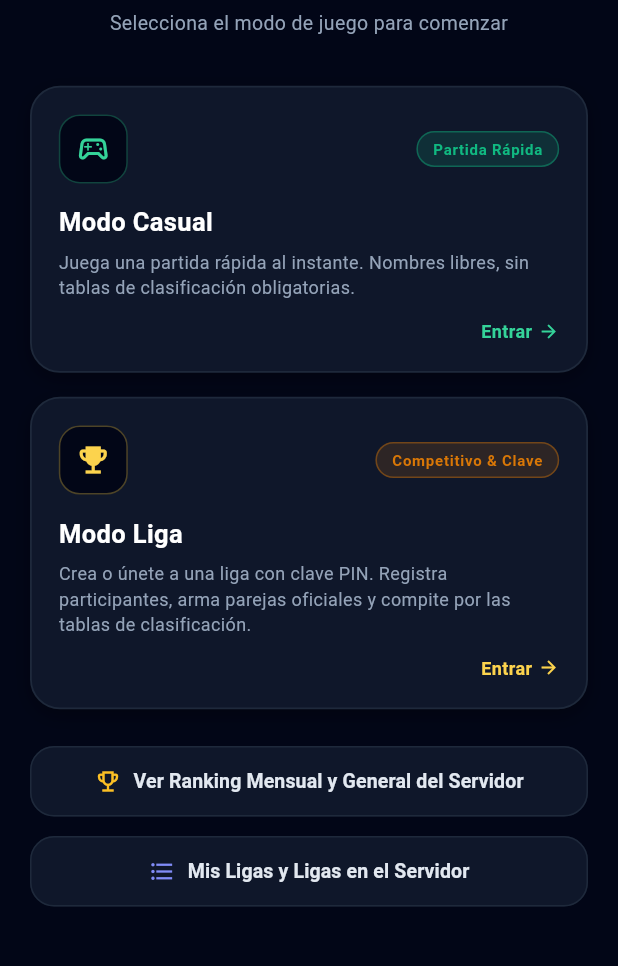
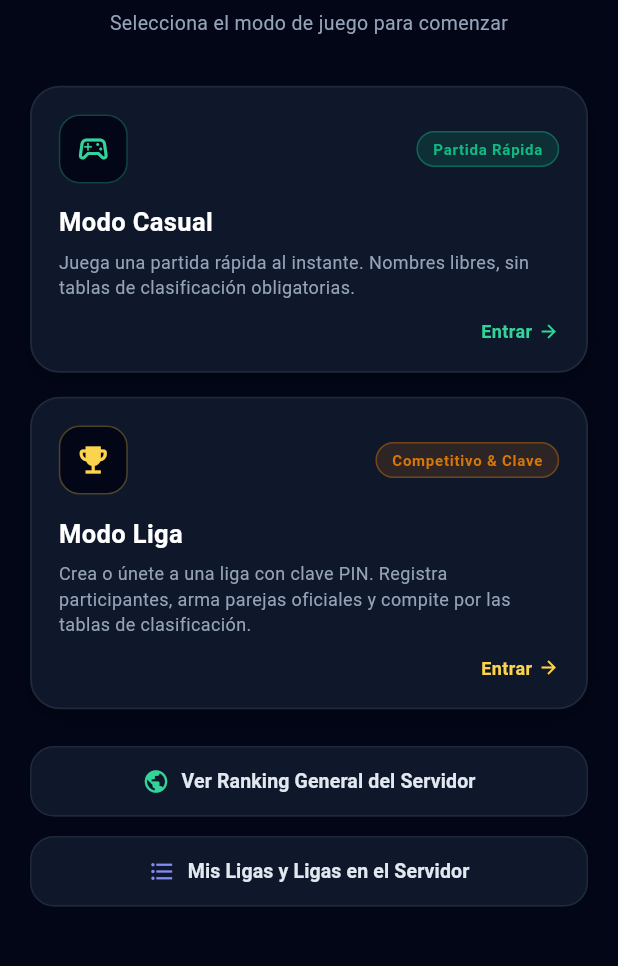
Before and after one commit to ALR1730/domino-score, a Flutter app: the screen it shows after launch, on a phone screen of 412 x 824 dp, the part 267-1233 px from its top. Run offline on Flutter 3.47's test engine with Material 3 defaults, Android fonts, the phone set to English and light mode, and no system bars; our stand-ins replace shared_preferences.

```diff
--- a/lib/screens/mode_selection_screen.dart
+++ b/lib/screens/mode_selection_screen.dart
@@ -128,9 +128,9 @@ class ModeSelectionScreen extends StatelessWidget {
                         ),
                       );
                     },
-                    icon: const Icon(Icons.emoji_events_outlined, size: 18, color: AppColors.amber400),
+                    icon: const Icon(Icons.public, size: 18, color: AppColors.emerald400),
                     label: const Text(
-                      'Ver Ranking Mensual y General del Servidor',
+                      'Ver Ranking General del Servidor',
                       style: TextStyle(fontSize: 13, fontWeight: FontWeight.w600, color: AppColors.slate200),
                     ),
                     style: OutlinedButton.styleFrom(
```
